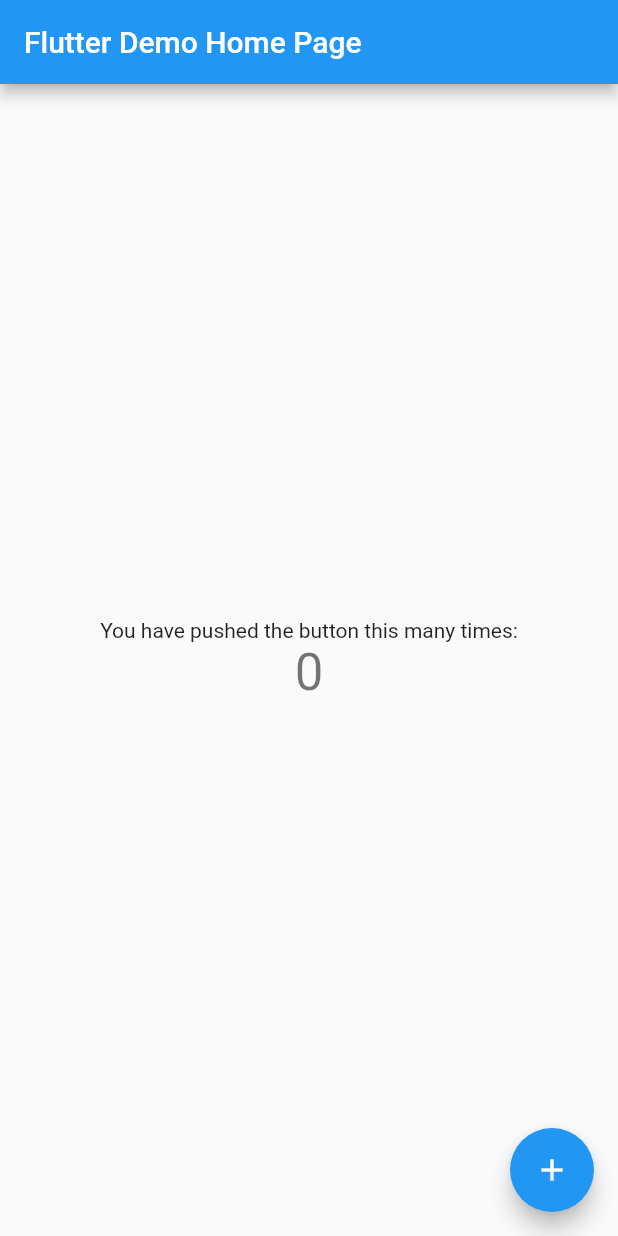
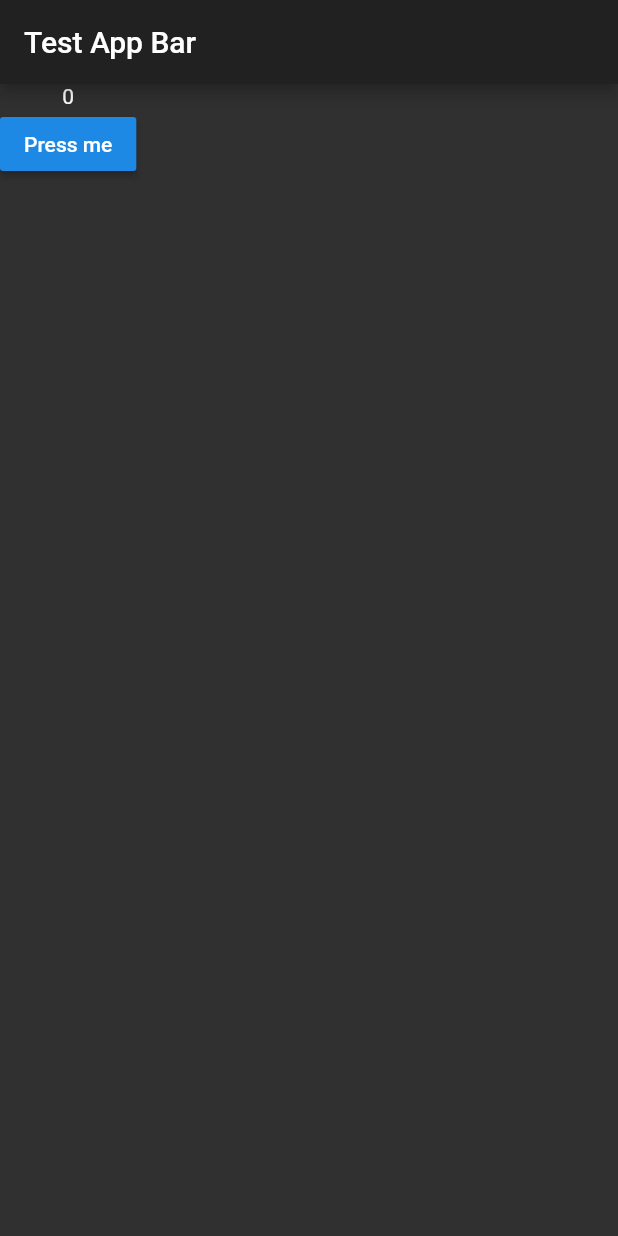
Before and after one commit to plasmasolutions/flutter-playground, a Flutter app: the screen it shows after launch, on a phone screen of 412 x 824 dp. Run offline on Flutter 3.47's test engine with Material 2 defaults, Android fonts, the phone set to English and light mode, and no system bars.

```diff
--- a/lib/main.dart
+++ b/lib/main.dart
@@ -1,111 +1,20 @@
 import 'package:flutter/material.dart';
+import 'package:playground/models/AppStorage.dart';
+import 'package:playground/widgets/Dashboard.dart';
+import 'package:provider/provider.dart';
 
 void main() => runApp(MyApp());
 
 class MyApp extends StatelessWidget {
-  // This widget is the root of your application.
   @override
   Widget build(BuildContext context) {
-    return MaterialApp(
-      title: 'Flutter Demo',
-      theme: ThemeData(
-        // This is the theme of your application.
-        //
-        // Try running your application with "flutter run". You'll see the
-        // application has a blue toolbar. Then, without quitting the app, try
-        // changing the primarySwatch below to Colors.green and then invoke
-        // "hot reload" (press "r" in the console where you ran "flutter run",
-        // or simply save your changes to "hot reload" in a Flutter IDE).
-        // Notice that the counter didn't reset back to zero; the application
-        // is not restarted.
-        primarySwatch: Colors.blue,
+    return ChangeNotifierProvider(
+      builder: (context) => AppStorage(),
+      child: MaterialApp(
+        title: 'Playground',
+        theme: ThemeData.dark(),
+        home: Dashboard(),
       ),
-      home: MyHomePage(title: 'Flutter Demo Home Page'),
     );
   }
 }
-
-class MyHomePage extends StatefulWidget {
-  MyHomePage({Key key, this.title}) : super(key: key);
-
-  // This widget is the home page of your application. It is stateful, meaning
-  // that it has a State object (defined below) that contains fields that affect
-  // how it looks.
-
-  // This class is the configuration for the state. It holds the values (in this
-  // case the title) provided by the parent (in this case the App widget) and
-  // used by the build method of the State. Fields in a Widget subclass are
-  // always marked "final".
-
-  final String title;
-
-  @override
-  _MyHomePageState createState() => _MyHomePageState();
-}
-
-class _MyHomePageState extends State<MyHomePage> {
-  int _counter = 0;
-
-  void _incrementCounter() {
-    setState(() {
-      // This call to setState tells the Flutter framework that something has
-      // changed in this State, which causes it to rerun the build method below
-      // so that the display can reflect the updated values. If we changed
-      // _counter without calling setState(), then the build method would not be
-      // called again, and so nothing would appear to happen.
-      _counter++;
-    });
-  }
-
-  @override
-  Widget build(BuildContext context) {
-    // This method is rerun every time setState is called, for instance as done
-    // by the _incrementCounter method above.
-    //
-    // The Flutter framework has been optimized to make rerunning build methods
-    // fast, so that you can just rebuild anything that needs updating rather
-    // than having to individually change instances of widgets.
-    return Scaffold(
-      appBar: AppBar(
-        // Here we take the value from the MyHomePage object that was created by
-        // the App.build method, and use it to set our appbar title.
-        title: Text(widget.title),
-      ),
-      body: Center(
-        // Center is a layout widget. It takes a single child and positions it
-        // in the middle of the parent.
-        child: Column(
-          // Column is also a layout widget. It takes a list of children and
-          // arranges them vertically. By default, it sizes itself to fit its
-          // children horizontally, and tries to be as tall as its parent.
-          //
-          // Invoke "debug painting" (press "p" in the console, choose the
-          // "Toggle Debug Paint" action from the Flutter Inspector in Android
-          // Studio, or the "Toggle Debug Paint" command in Visual Studio Code)
-          // to see the wireframe for each widget.
-          //
-          // Column has various properties to control how it sizes itself and
-          // how it positions its children. Here we use mainAxisAlignment to
-          // center the children vertically; the main axis here is the vertical
-          // axis because Columns are vertical (the cross axis would be
-          // horizontal).
-          mainAxisAlignment: MainAxisAlignment.center,
-          children: <Widget>[
-            Text(
-              'You have pushed the button this many times:',
-            ),
-            Text(
-              '$_counter',
-              style: Theme.of(context).textTheme.display1,
-            ),
-          ],
-        ),
-      ),
-      floatingActionButton: FloatingActionButton(
-        onPressed: _incrementCounter,
-        tooltip: 'Increment',
-        child: Icon(Icons.add),
-      ), // This trailing comma makes auto-formatting nicer for build methods.
-    );
-  }
-}
--- /dev/null
+++ b/lib/models/AppStorage.dart
@@ -0,0 +1,11 @@
+import 'package:flutter/material.dart';
+
+class AppStorage with ChangeNotifier{
+  int clickCount = 0;
+
+  void increaseClickCount() {
+    clickCount++;
+    notifyListeners();
+  }
+
+}
--- /dev/null
+++ b/lib/widgets/Dashboard.dart
@@ -0,0 +1,26 @@
+import 'package:flutter/material.dart';
+import 'package:playground/models/AppStorage.dart';
+import 'package:provider/provider.dart';
+
+class Dashboard extends StatelessWidget {
+  @override
+  Widget build(BuildContext context) {
+    return Scaffold(
+      appBar: AppBar(
+        title: Text('Test App Bar'),
+      ),
+      body: Consumer<AppStorage>(
+        builder: (context, sd, _) => Column(
+          children: <Widget>[
+            Text(sd.clickCount.toString()),
+            RaisedButton(
+                child: Text('Press me'),
+                onPressed: () {
+                  sd.increaseClickCount();
+                })
+          ],
+        ),
+      ),
+    );
+  }
+}
--- a/pubspec.yaml
+++ b/pubspec.yaml
@@ -19,6 +19,7 @@ environment:
 dependencies:
   flutter:
     sdk: flutter
+  provider: ^2.0.1+1
 
   # The following adds the Cupertino Icons font to your application.
   # Use with the CupertinoIcons class for iOS style icons.
```
Also changed, not shown: pubspec.lock.
